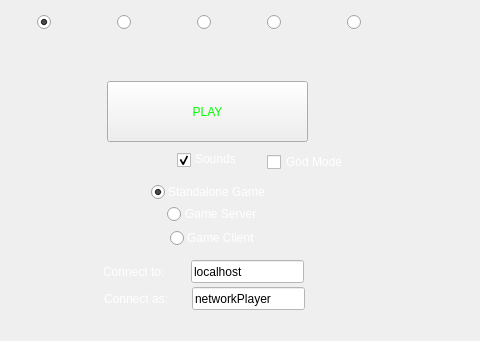
Qt form mainwindow.ui (cps209teamalpha/space-alien) before a commit; both pictures show x 193 to 673 and y 259 to 600 of the 800 by 600 pixel window.
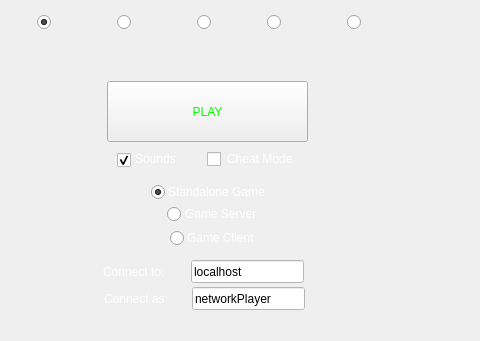
The same form after that commit. Icons and pictures are not drawn.

Diff of the .ui file:
```diff
--- a/mainwindow.ui
+++ b/mainwindow.ui
@@ -83,7 +83,7 @@
    <widget class="QCheckBox" name="cbSound">
     <property name="geometry">
      <rect>
-      <x>370</x>
+      <x>310</x>
       <y>411</y>
       <width>16</width>
       <height>17</height>
@@ -430,7 +430,7 @@
    <widget class="QLabel" name="lblSound">
     <property name="geometry">
      <rect>
-      <x>388</x>
+      <x>328</x>
       <y>410</y>
       <width>51</width>
       <height>16</height>
@@ -443,14 +443,30 @@
    <widget class="QCheckBox" name="cbGodMode">
     <property name="geometry">
      <rect>
-      <x>460</x>
-      <y>410</y>
-      <width>97</width>
+      <x>400</x>
+      <y>407</y>
+      <width>16</width>
       <height>22</height>
      </rect>
     </property>
+    <property name="styleSheet">
+     <string notr="true">color: rgb(0, 0, 0);</string>
+    </property>
     <property name="text">
-     <string>God Mode</string>
+     <string/>
+    </property>
+   </widget>
+   <widget class="QLabel" name="lblCheatMode">
+    <property name="geometry">
+     <rect>
+      <x>420</x>
+      <y>410</y>
+      <width>81</width>
+      <height>16</height>
+     </rect>
+    </property>
+    <property name="text">
+     <string>Cheat Mode</string>
     </property>
    </widget>
   </widget>
```
Left out of the diff: 4 changed lines with no effect on the pictures.
